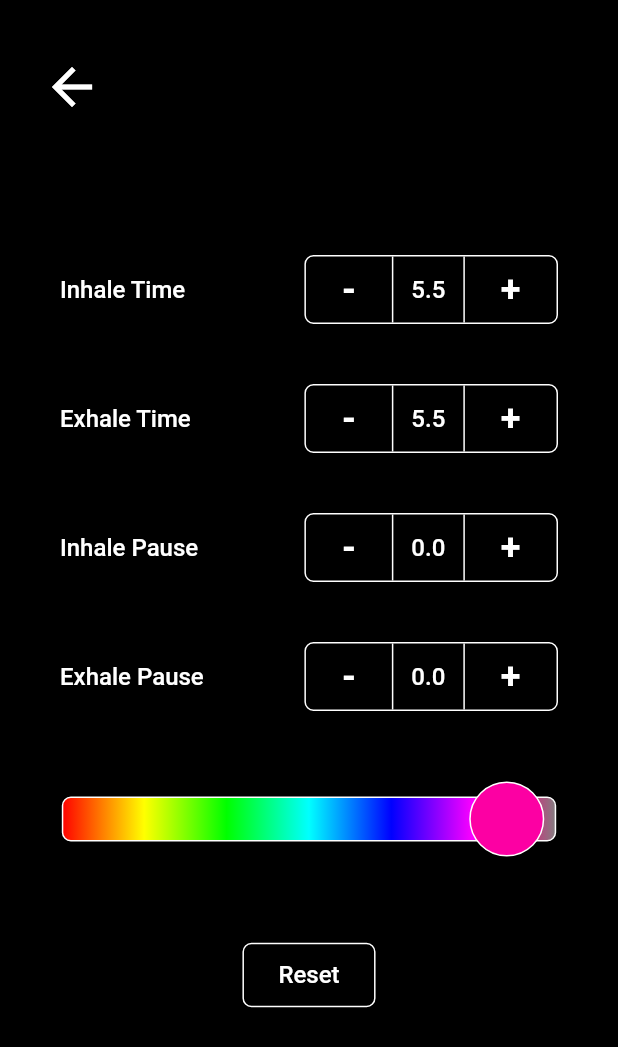
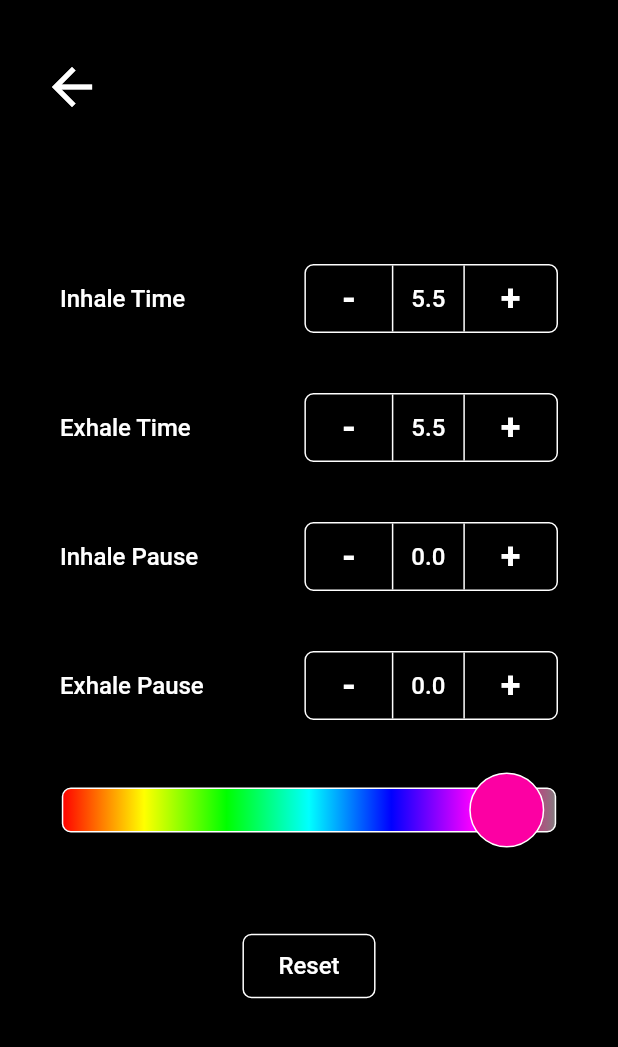
Before and after one commit to brimac1634/breath, a Flutter app: the screen it shows after launch, after a tap on an icon or button, on a phone screen of 412 x 824 dp. Shown: the top 1047 px of the screen. Run offline on Flutter 3.47's test engine with Material 2 defaults, Android fonts, the phone set to English and light mode, and no system bars; our stand-ins replace flutter_hooks, vibration.

Commit message:
removed padding around color picker

```diff
--- a/lib/widgets/menu.dart
+++ b/lib/widgets/menu.dart
@@ -191,9 +191,7 @@ class _MenuState extends State<Menu> {
             ),
           ),
         ),
-      Padding(
-        padding: const EdgeInsets.only(top: 12),
-        child: ColorPicker(
+      ColorPicker(
         width: _colorPickerWidth,
         currentColor: widget.color,
         setColor: widget.setColor,
@@ -203,7 +201,6 @@ class _MenuState extends State<Menu> {
             _colorSliderPosition = position;
           });
         },
-        ),
       ),
       SizedBox(
         height: 40,
--- a/pubspec.yaml
+++ b/pubspec.yaml
@@ -15,7 +15,7 @@ publish_to: 'none' # Remove this line if you wish to publish to pub.dev
 # In iOS, build-name is used as CFBundleShortVersionString while build-number used as CFBundleVersion.
 # Read more about iOS versioning at
 # https://developer.apple.com/library/archive/documentation/General/Reference/InfoPlistKeyReference/Articles/CoreFoundationKeys.html
-version: 1.0.0+1
+version: 1.0.1+2
 
 environment:
   sdk: ">=2.7.0 <3.0.0"
```
Also changed, not shown: 1 other file. Lines whose indentation alone changed are shown as unchanged.
